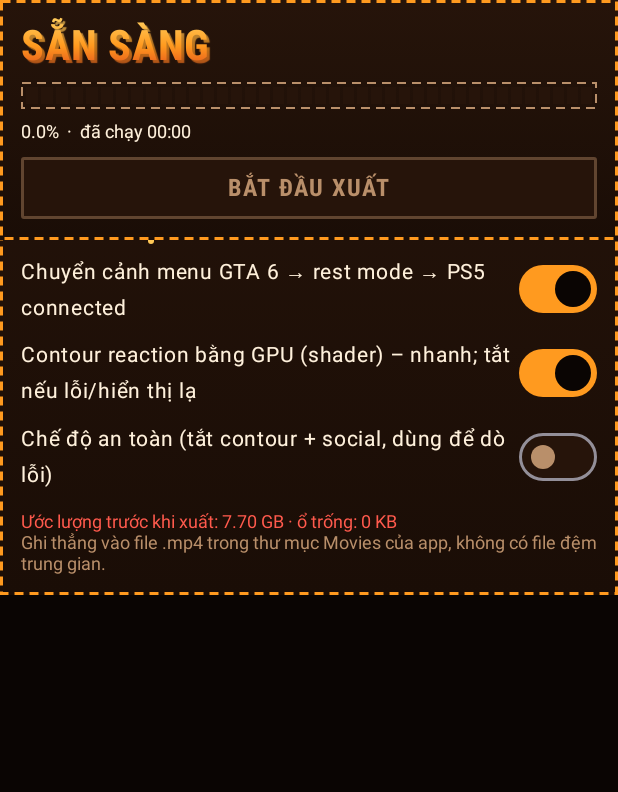
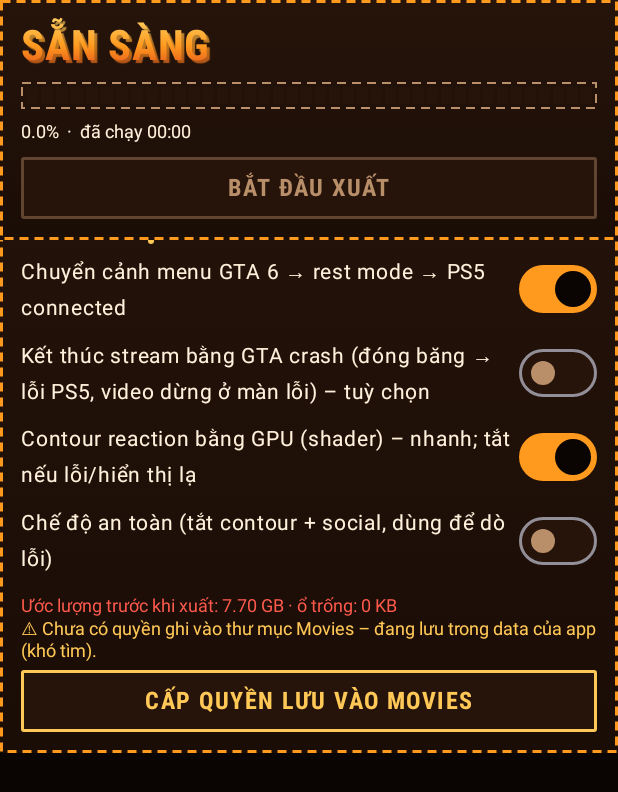
Before and after one commit to Vinygamer124/Streamlab, an Android app built with Jetpack Compose: the composable ExportScreen shown on its own in the app's theme, after a tap on "H.264 (AVC)", on a phone screen of 412 x 824 dp. Shown: the top 792 px of the screen. Run offline under Robolectric (Android 15) with nearby library versions, the phone set to English and light mode, and no system bars; 1 statement that could not run was skipped.

Commit message:
Thêm GTA crash cuối stream, lưu video vào Movies

```diff
--- a/app/src/main/AndroidManifest.xml
+++ b/app/src/main/AndroidManifest.xml
@@ -6,12 +6,16 @@
     <uses-permission android:name="android.permission.POST_NOTIFICATIONS" />
     <uses-permission android:name="android.permission.REQUEST_IGNORE_BATTERY_OPTIMIZATIONS" />
     <uses-permission android:name="android.permission.WAKE_LOCK" />
+    <!-- Lưu video thẳng vào thư mục Movies công cộng -->
+    <uses-permission android:name="android.permission.MANAGE_EXTERNAL_STORAGE" />
+    <uses-permission android:name="android.permission.WRITE_EXTERNAL_STORAGE" android:maxSdkVersion="29" />
 
     <application
         android:allowBackup="false"
         android:icon="@mipmap/ic_launcher"
         android:label="@string/app_name"
         android:largeHeap="true"
+        android:requestLegacyExternalStorage="true"
         android:theme="@style/Theme.StreamComposer">
 
         <activity
--- a/app/src/main/java/com/vinny/streamcomposer/data/Models.kt
+++ b/app/src/main/java/com/vinny/streamcomposer/data/Models.kt
@@ -65,6 +65,7 @@ data class ExportSettings(
     val transitions: Boolean = true,
     val safeMode: Boolean = false, // chẩn đoán: tắt overlay contour + social
     val gpuContour: Boolean = true, // contour bằng fragment shader (GPU); tắt = vẽ bitmap bằng CPU như bản cũ
+    val gtaCrashEnding: Boolean = false, // kết thúc stream bằng cảnh GTA crash (đóng băng → lỗi PS5). Tuỳ chọn, mặc định tắt
 )
 
 data class StreamTime(val startMin: Int = 20 * 60, val endMin: Int = 23 * 60) {
--- a/app/src/main/java/com/vinny/streamcomposer/render/ExportService.kt
+++ b/app/src/main/java/com/vinny/streamcomposer/render/ExportService.kt
@@ -177,6 +177,10 @@ class ExportService : Service() {
     private fun finish(error: String?) {
         handler.removeCallbacks(poll)
         val bytes = outFile?.length() ?: 0L
+        if (error == null) outFile?.let { f ->
+            // báo cho Thư viện/Gallery thấy file mới trong Movies
+            try { android.media.MediaScannerConnection.scanFile(this, arrayOf(f.absolutePath), arrayOf("video/mp4"), null) } catch (_: Exception) {}
+        }
         ExportBus.state.value = ExportBus.state.value.copy(
             running = false, done = error == null, error = error,
             progress = if (error == null) 1f else ExportBus.state.value.progress,
--- a/app/src/main/java/com/vinny/streamcomposer/ui/AppViewModel.kt
+++ b/app/src/main/java/com/vinny/streamcomposer/ui/AppViewModel.kt
@@ -3,7 +3,9 @@ package com.vinny.streamcomposer.ui
 import android.app.Application
 import android.content.Intent
 import android.media.MediaMetadataRetriever
+import android.content.pm.PackageManager
 import android.net.Uri
+import android.os.Build
 import android.os.Environment
 import android.os.StatFs
 import android.provider.OpenableColumns
@@ -133,8 +135,19 @@ class AppViewModel(app: Application) : AndroidViewModel(app) {
         StatFs(outDir().absolutePath).availableBytes
     } catch (e: Exception) { -1L }
 
-    private fun outDir(): File =
-        getApplication<Application>().getExternalFilesDir(Environment.DIRECTORY_MOVIES) ?: getApplication<Application>().filesDir
+    /** Có quyền ghi thẳng vào thư mục Movies công cộng không (Android 11+: "Truy cập mọi tệp"; Android ≤10: WRITE_EXTERNAL_STORAGE). */
+    fun canWritePublicMovies(): Boolean =
+        if (Build.VERSION.SDK_INT >= 30) Environment.isExternalStorageManager()
+        else getApplication<Application>().checkSelfPermission(android.Manifest.permission.WRITE_EXTERNAL_STORAGE) == PackageManager.PERMISSION_GRANTED
+
+    /** Movies/StreamComposer nếu có quyền; nếu không thì rơi về thư mục Movies riêng của app (như trước). */
+    private fun outDir(): File {
+        if (canWritePublicMovies()) {
+            val d = File(Environment.getExternalStoragePublicDirectory(Environment.DIRECTORY_MOVIES), "StreamComposer")
+            if (d.isDirectory || d.mkdirs()) return d
+        }
+        return getApplication<Application>().getExternalFilesDir(Environment.DIRECTORY_MOVIES) ?: getApplication<Application>().filesDir
+    }
 
     fun timeline(): Timeline = Timeline.build(_plan.value, _res.value, _settings.value, _time.value.startMin)
 
@@ -202,6 +215,7 @@ class AppViewModel(app: Application) : AndroidViewModel(app) {
             .putBoolean("trans", _settings.value.transitions)
             .putBoolean("safe", _settings.value.safeMode)
             .putBoolean("gpuc", _settings.value.gpuContour)
+            .putBoolean("crash", _settings.value.gtaCrashEnding)
             .apply()
     }
 
@@ -223,6 +237,7 @@ class AppViewModel(app: Application) : AndroidViewModel(app) {
                 transitions = prefs.getBoolean("trans", true),
                 safeMode = prefs.getBoolean("safe", false),
                 gpuContour = prefs.getBoolean("gpuc", true),
+                gtaCrashEnding = prefs.getBoolean("crash", false),
             )
         } catch (_: Exception) {}
         autoPlan()
--- a/app/src/main/java/com/vinny/streamcomposer/ui/Screens.kt
+++ b/app/src/main/java/com/vinny/streamcomposer/ui/Screens.kt
@@ -1,7 +1,14 @@
 package com.vinny.streamcomposer.ui
 
+import android.Manifest
 import android.content.Intent
 import android.net.Uri
+import android.os.Build
+import android.provider.Settings
+import androidx.activity.compose.rememberLauncherForActivityResult
+import androidx.activity.result.contract.ActivityResultContracts
+import androidx.lifecycle.Lifecycle
+import androidx.lifecycle.compose.LifecycleEventEffect
 import androidx.activity.compose.rememberLauncherForActivityResult
 import androidx.activity.result.contract.ActivityResultContracts
 import androidx.compose.foundation.Canvas
@@ -386,6 +393,9 @@ private fun ExportScreen(vm: AppViewModel) {
         onDispose { ExportBus.wantPreview = false }
     }
     val tl = remember(plan, res, st) { vm.timeline() }
+    var moviesOk by remember { mutableStateOf(vm.canWritePublicMovies()) }
+    LifecycleEventEffect(Lifecycle.Event.ON_RESUME) { moviesOk = vm.canWritePublicMovies() }
+    val storagePerm = rememberLauncherForActivityResult(ActivityResultContracts.RequestPermission()) { moviesOk = vm.canWritePublicMovies() }
     val estimate = vm.estimateBytes()
     val free = vm.freeBytes()
 
@@ -405,12 +415,26 @@ private fun ExportScreen(vm: AppViewModel) {
             colors = SliderDefaults.colors(thumbColor = Pal.amber, activeTrackColor = Pal.orange, inactiveTrackColor = Pal.panel2),
         )
         ToggleRow("Chuyển cảnh menu GTA 6 → rest mode → PS5 connected", st.transitions) { vm.updateSettings(st.copy(transitions = it)) }
+        ToggleRow("Kết thúc stream bằng GTA crash (đóng băng → lỗi PS5, video dừng ở màn lỗi) – tuỳ chọn", st.gtaCrashEnding) { vm.updateSettings(st.copy(gtaCrashEnding = it)) }
         ToggleRow("Contour reaction bằng GPU (shader) – nhanh; tắt nếu lỗi/hiển thị lạ", st.gpuContour) { vm.updateSettings(st.copy(gpuContour = it)) }
         ToggleRow("Chế độ an toàn (tắt contour + social, dùng để dò lỗi)", st.safeMode) { vm.updateSettings(st.copy(safeMode = it)) }
         Spacer(Modifier.height(8.dp))
         Label("Ước lượng trước khi xuất: ${fmtBytes(estimate)} · ổ trống: ${if (free >= 0) fmtBytes(free) else "?"}",
             color = if (free in 0 until estimate) Pal.bad else Pal.amber)
-        Label("Ghi thẳng vào file .mp4 trong thư mục Movies của app, không có file đệm trung gian.")
+        if (moviesOk) Label("Ghi thẳng vào Movies/StreamComposer (thư viện máy), không có file đệm trung gian.")
+        else {
+            Label("⚠ Chưa có quyền ghi vào thư mục Movies – đang lưu trong data của app (khó tìm).", color = Pal.amber)
+            Spacer(Modifier.height(6.dp))
+            ForgeButton("Cấp quyền lưu vào Movies", Modifier.fillMaxWidth(), primary = false) {
+                if (Build.VERSION.SDK_INT >= 30) {
+                    try {
+                        ctx.startActivity(Intent(Settings.ACTION_MANAGE_APP_ALL_FILES_ACCESS_PERMISSION, Uri.parse("package:${ctx.packageName}")))
+                    } catch (e: Exception) {
+                        ctx.startActivity(Intent(Settings.ACTION_MANAGE_ALL_FILES_ACCESS_PERMISSION))
+                    }
+                } else storagePerm.launch(Manifest.permission.WRITE_EXTERNAL_STORAGE)
+            }
+        }
     }
 
     if (tl.warnings.isNotEmpty() || res.games.isEmpty()) {
@@ -480,6 +504,7 @@ private fun kindColor(k: SegKind): Color = when (k) {
     SegKind.REST -> Color(0xFF6C8CFF)
     SegKind.CONNECT -> Color(0xFF4AA3DF)
     SegKind.COMEBACK -> Pal.ember
+    SegKind.CRASH -> Pal.bad
 }
 
 /** Bản đồ toàn bộ video: mỗi loại đoạn một màu, vạch trắng = vị trí đang render. */
@@ -500,7 +525,7 @@ private fun SegmentMap(layout: List<SegInfo>, progress: Float) {
     Row(horizontalArrangement = Arrangement.spacedBy(10.dp), verticalAlignment = Alignment.CenterVertically) {
         listOf(
             SegKind.GAME to "Game", SegKind.REACTION to "Reaction", SegKind.REST to "Rest mode",
-            SegKind.CONNECT to "PS5", SegKind.COMEBACK to "Come back",
+            SegKind.CONNECT to "PS5", SegKind.COMEBACK to "Come back", SegKind.CRASH to "Crash",
         ).forEach { (k, name) ->
             Row(verticalAlignment = Alignment.CenterVertically, horizontalArrangement = Arrangement.spacedBy(4.dp)) {
                 Dot(kindColor(k))
--- a/app/src/main/res/xml/file_paths.xml
+++ b/app/src/main/res/xml/file_paths.xml
@@ -1,2 +1,5 @@
 <?xml version="1.0" encoding="utf-8"?>
-<paths><external-files-path name="movies" path="Movies/" /></paths>
+<paths>
+    <external-files-path name="movies" path="Movies/" />
+    <external-path name="public_movies" path="Movies/" />
+</paths>
```
Also changed, not shown: app/src/main/java/com/vinny/streamcomposer/data/Timeline.kt (+38 -0 lines), app/src/main/java/com/vinny/streamcomposer/render/ExportEngine.kt (+33 -5 lines), app/src/main/java/com/vinny/streamcomposer/render/ExportTracker.kt (+7 -1 lines), 3 other files.
